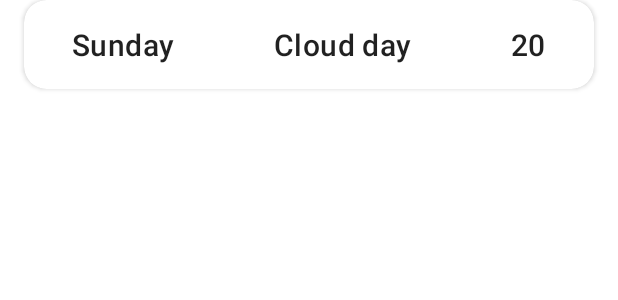
After one commit to fast050/WeatherApp, an Android app: the layout forecast_weather_item.xml on its own in the app's theme, with its tools: preview values and no code run, on a phone screen of 412 x 824 dp. The commit adds this screen. Shown: the top 300 px of the screen. Run offline under Robolectric (Android 15) with nearby library versions, the light colour scheme and no system bars.

Commit message:
- finish ui design main

```diff
--- /dev/null
+++ b/app/src/main/res/layout/forecast_weather_item.xml
@@ -0,0 +1,56 @@
+<?xml version="1.0" encoding="utf-8"?>
+<androidx.cardview.widget.CardView xmlns:android="http://schemas.android.com/apk/res/android"
+    xmlns:app="http://schemas.android.com/apk/res-auto"
+    xmlns:tools="http://schemas.android.com/tools"
+    android:layout_width="match_parent"
+    app:cardCornerRadius="15dp"
+    android:layout_marginStart="16dp"
+    android:layout_marginEnd="16dp"
+    android:layout_marginBottom="16dp"
+    android:layout_height="wrap_content">
+
+    <androidx.constraintlayout.widget.ConstraintLayout
+        android:padding="16dp"
+        android:layout_width="match_parent"
+        android:layout_height="wrap_content">
+
+
+        <TextView
+            android:id="@+id/day_forecast"
+            android:layout_width="wrap_content"
+            android:layout_height="wrap_content"
+            android:layout_marginStart="16dp"
+            android:text="Sunday"
+            style="@style/WeatherApp.Text.Title"
+            app:layout_constraintEnd_toStartOf="@+id/description_forecast"
+            app:layout_constraintHorizontal_bias="0.5"
+            app:layout_constraintHorizontal_chainStyle="spread_inside"
+            app:layout_constraintStart_toStartOf="parent"
+            app:layout_constraintTop_toTopOf="@+id/description_forecast" />
+
+        <TextView
+            android:id="@+id/description_forecast"
+            android:layout_width="wrap_content"
+            android:layout_height="wrap_content"
+            android:text="Cloud day"
+            style="@style/WeatherApp.Text.Title"
+            app:layout_constraintBottom_toBottomOf="parent"
+            app:layout_constraintEnd_toStartOf="@+id/temp_forecast"
+            app:layout_constraintHorizontal_bias="0.5"
+            app:layout_constraintStart_toEndOf="@+id/day_forecast"
+            app:layout_constraintTop_toTopOf="parent" />
+
+        <TextView
+            android:id="@+id/temp_forecast"
+            android:layout_width="wrap_content"
+            android:layout_height="wrap_content"
+            android:layout_marginEnd="16dp"
+            android:text="20"
+            style="@style/WeatherApp.Text.Title"
+            app:layout_constraintEnd_toEndOf="parent"
+            app:layout_constraintHorizontal_bias="0.5"
+            app:layout_constraintStart_toEndOf="@+id/description_forecast"
+            app:layout_constraintTop_toTopOf="@+id/description_forecast" />
+    </androidx.constraintlayout.widget.ConstraintLayout>
+
+</androidx.cardview.widget.CardView>
--- a/app/src/main/res/values/themes.xml
+++ b/app/src/main/res/values/themes.xml
@@ -13,4 +13,20 @@
         <item name="android:statusBarColor" tools:targetApi="l">?attr/colorPrimaryVariant</item>
         <!-- Customize your theme here. -->
     </style>
+
+
+    <style name="WeatherApp.Text.Title" parent="TextAppearance.MaterialComponents.Headline6">
+        <item name="android:textAppearance"> ?attr/textAppearanceHeadline6 </item>
+    </style>
+
+    <style name="WeatherApp.Text.SubTitle" parent="TextAppearance.MaterialComponents.Body2">
+        <item name="android:textAppearance"> ?attr/textAppearanceBody2</item>
+        <item name="android:textColor"> ?android:attr/textColorSecondary</item>
+    </style>
+
+    <style name="WeatherApp.Text.SubTitle.Big" parent="WeatherApp.Text.Title">
+        <item name="android:textColor"> ?android:attr/textColorSecondary</item>
+    </style>
+
+
 </resources>
```
Also changed, not shown: app/src/main/res/layout/fragment_main.xml (+42 -13 lines), 1 other file.
